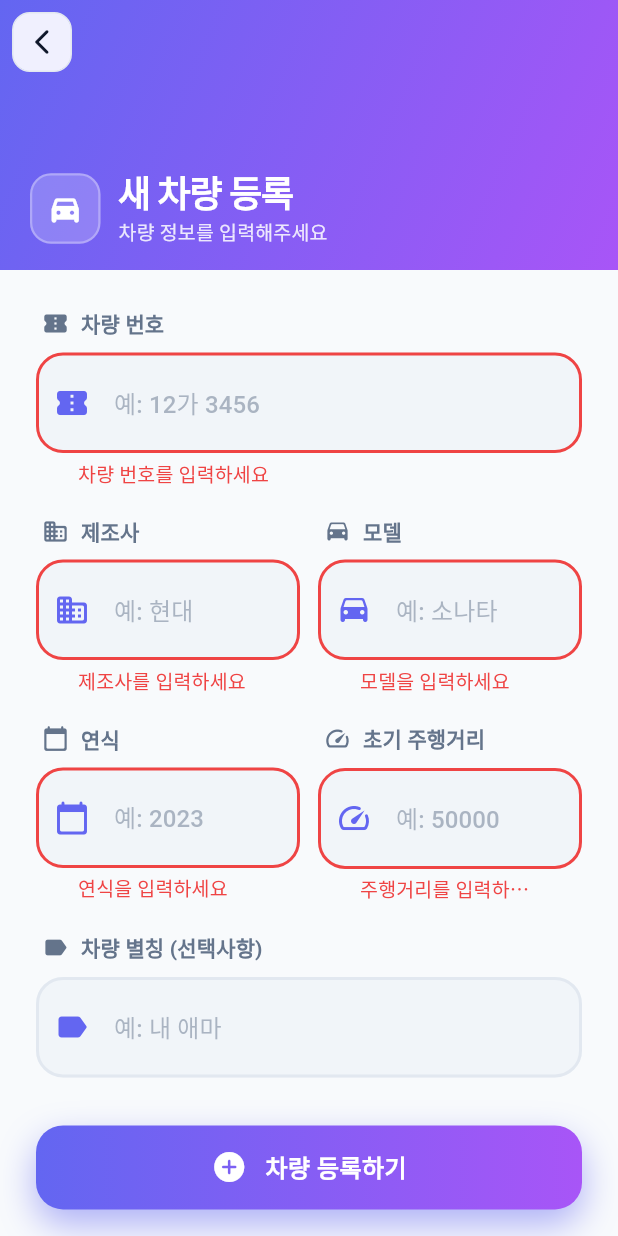
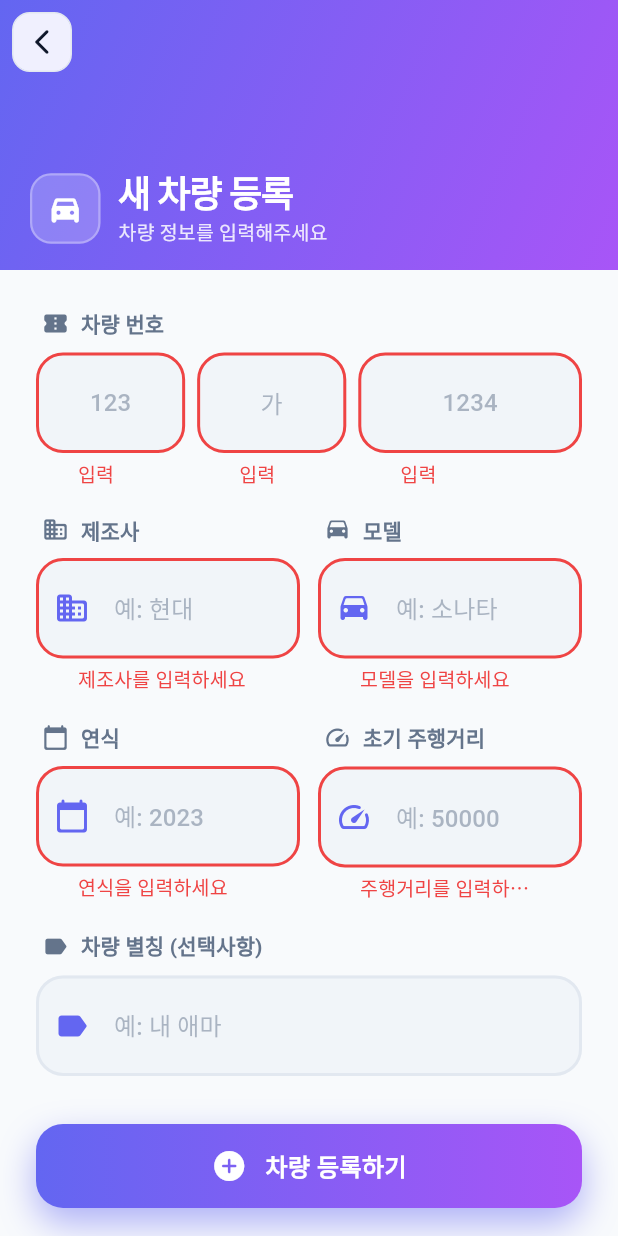
Before and after one commit to SooinDev/DRV-LG, a Flutter app: the VehicleRegisterScreen screen opened directly, after a tap on "차량 등록하기", on a phone screen of 412 x 824 dp. Run offline on Flutter 3.47's test engine with Material 3 defaults, Android fonts, the phone set to English and light mode, and no system bars; our stand-ins replace shared_preferences; accounts and stored records are empty.

Commit message:
번호 입력란 수정

```diff
--- a/frontend/lib/screens/vehicle_register_screen.dart
+++ b/frontend/lib/screens/vehicle_register_screen.dart
@@ -15,7 +15,9 @@ class VehicleRegisterScreen extends StatefulWidget {
 class _VehicleRegisterScreenState extends State<VehicleRegisterScreen>
     with SingleTickerProviderStateMixin {
   final _formKey = GlobalKey<FormState>();
-  final _numberController = TextEditingController();
+  final _numberPart1Controller = TextEditingController();
+  final _numberPart2Controller = TextEditingController();
+  final _numberPart3Controller = TextEditingController();
   final _makerController = TextEditingController();
   final _modelController = TextEditingController();
   final _yearController = TextEditingController();
@@ -36,7 +38,15 @@ class _VehicleRegisterScreenState extends State<VehicleRegisterScreen>
 
     // 수정 모드인 경우 기존 값 설정
     if (widget.vehicle != null) {
-      _numberController.text = widget.vehicle!.number;
+      // 차량 번호 파싱 (예: "37더3816" -> "37", "더", "3816")
+      final number = widget.vehicle!.number;
+      final regExp = RegExp(r'^(\d+)([가-힣]+)(\d+)$');
+      final match = regExp.firstMatch(number);
+      if (match != null) {
+        _numberPart1Controller.text = match.group(1) ?? '';
+        _numberPart2Controller.text = match.group(2) ?? '';
+        _numberPart3Controller.text = match.group(3) ?? '';
+      }
       _makerController.text = widget.vehicle!.maker;
       _modelController.text = widget.vehicle!.model;
       _yearController.text = widget.vehicle!.year.toString();
@@ -47,7 +57,9 @@ class _VehicleRegisterScreenState extends State<VehicleRegisterScreen>
 
   @override
   void dispose() {
-    _numberController.dispose();
+    _numberPart1Controller.dispose();
+    _numberPart2Controller.dispose();
+    _numberPart3Controller.dispose();
     _makerController.dispose();
     _modelController.dispose();
     _yearController.dispose();
@@ -65,7 +77,8 @@ class _VehicleRegisterScreenState extends State<VehicleRegisterScreen>
     try {
       final vehicle = Vehicle(
         vehicleId: widget.vehicle?.vehicleId,
-        number: _numberController.text,
+        number:
+            '${_numberPart1Controller.text}${_numberPart2Controller.text}${_numberPart3Controller.text}',
         maker: _makerController.text,
         model: _modelController.text,
         year: int.parse(_yearController.text),
@@ -85,22 +98,26 @@ class _VehicleRegisterScreenState extends State<VehicleRegisterScreen>
 
       if (mounted) {
         final isDark = Theme.of(context).brightness == Brightness.dark;
-        final message = widget.vehicle != null ? '차량 정보가 수정되었습니다' : '차량이 등록되었습니다';
-        ScaffoldMessenger.of(context).showSnackBar(
-          AppTheme.successSnackBar(message, isDark: isDark),
-        );
+        final message = widget.vehicle != null
+            ? '차량 정보가 수정되었습니다'
+            : '차량이 등록되었습니다';
+        ScaffoldMessenger.of(
+          context,
+        ).showSnackBar(AppTheme.successSnackBar(message, isDark: isDark));
         Navigator.of(context).pop(true);
       }
     } catch (e) {
       if (mounted) {
-        String errorMessage = widget.vehicle != null ? '차량 정보 수정에 실패했습니다.' : '차량 등록에 실패했습니다.';
+        String errorMessage = widget.vehicle != null
+            ? '차량 정보 수정에 실패했습니다.'
+            : '차량 등록에 실패했습니다.';
         if (e.toString().contains('Exception:')) {
           errorMessage = e.toString().replaceAll('Exception: ', '');
         }
         final isDark = Theme.of(context).brightness == Brightness.dark;
-        ScaffoldMessenger.of(context).showSnackBar(
-          AppTheme.errorSnackBar(errorMessage, isDark: isDark),
-        );
+        ScaffoldMessenger.of(
+          context,
+        ).showSnackBar(AppTheme.errorSnackBar(errorMessage, isDark: isDark));
       }
     } finally {
       if (mounted) {
@@ -114,8 +131,9 @@ class _VehicleRegisterScreenState extends State<VehicleRegisterScreen>
     final isDark = Theme.of(context).brightness == Brightness.dark;
 
     return Scaffold(
-      backgroundColor:
-          isDark ? AppTheme.darkBackground : AppTheme.lightBackground,
+      backgroundColor: isDark
+          ? AppTheme.darkBackground
+          : AppTheme.lightBackground,
       body: CustomScrollView(
         physics: const BouncingScrollPhysics(),
         slivers: [
@@ -135,8 +153,7 @@ class _VehicleRegisterScreenState extends State<VehicleRegisterScreen>
                       : Colors.white.withOpacity(0.9),
                   borderRadius: BorderRadius.circular(12),
                   border: Border.all(
-                    color:
-                        isDark ? AppTheme.darkBorder : AppTheme.lightBorder,
+                    color: isDark ? AppTheme.darkBorder : AppTheme.lightBorder,
                     width: 1,
                   ),
                 ),
@@ -185,8 +202,9 @@ class _VehicleRegisterScreenState extends State<VehicleRegisterScreen>
                               ),
                               child: Icon(
                                 Icons.directions_car_filled_rounded,
-                                color:
-                                    isDark ? AppTheme.darkBackground : Colors.white,
+                                color: isDark
+                                    ? AppTheme.darkBackground
+                                    : Colors.white,
                                 size: 24,
                               ),
                             ),
@@ -197,10 +215,13 @@ class _VehicleRegisterScreenState extends State<VehicleRegisterScreen>
                                 mainAxisSize: MainAxisSize.min,
                                 children: [
                                   Text(
-                                    widget.vehicle != null ? '차량 정보 수정' : '새 차량 등록',
+                                    widget.vehicle != null
+                                        ? '차량 정보 수정'
+                                        : '새 차량 등록',
                                     style: TextStyle(
-                                      color:
-                                          isDark ? AppTheme.darkBackground : Colors.white,
+                                      color: isDark
+                                          ? AppTheme.darkBackground
+                                          : Colors.white,
                                       fontSize: 24,
                                       fontWeight: FontWeight.w800,
                                       letterSpacing: -0.8,
@@ -211,9 +232,12 @@ class _VehicleRegisterScreenState extends State<VehicleRegisterScreen>
                                   ),
                                   const SizedBox(height: 2),
                                   Text(
-                                    widget.vehicle != null ? '차량 정보를 수정해주세요' : '차량 정보를 입력해주세요',
+                                    widget.vehicle != null
+                                        ? '차량 정보를 수정해주세요'
+                                        : '차량 정보를 입력해주세요',
                                     style: TextStyle(
-                                      color: (isDark
+                                      color:
+                                          (isDark
                                                   ? AppTheme.darkBackground
                                                   : Colors.white)
                                               .withOpacity(0.85),
@@ -242,13 +266,16 @@ class _VehicleRegisterScreenState extends State<VehicleRegisterScreen>
             child: FadeTransition(
               opacity: _animationController,
               child: SlideTransition(
-                position: Tween<Offset>(
+                position:
+                    Tween<Offset>(
                       begin: const Offset(0, 0.1),
                       end: Offset.zero,
-                ).animate(CurvedAnimation(
+                    ).animate(
+                      CurvedAnimation(
                         parent: _animationController,
                         curve: Curves.easeOut,
-                )),
+                      ),
+                    ),
                 child: Padding(
                   padding: const EdgeInsets.all(24.0),
                   child: Form(
@@ -260,22 +287,64 @@ class _VehicleRegisterScreenState extends State<VehicleRegisterScreen>
                         _buildInputCard(
                           icon: Icons.confirmation_number_rounded,
                           label: '차량 번호',
+                          child: Row(
+                            children: [
+                              Expanded(
+                                flex: 2,
                                 child: TextFormField(
-                            controller: _numberController,
-                            decoration: InputDecoration(
-                              hintText: '예: 12가 3456',
-                              prefixIcon: Icon(
-                                Icons.confirmation_number_rounded,
-                                color: Theme.of(context).colorScheme.primary,
+                                  controller: _numberPart1Controller,
+                                  decoration: const InputDecoration(
+                                    hintText: '123',
                                   ),
-                            ),
+                                  keyboardType: TextInputType.number,
                                   textInputAction: TextInputAction.next,
+                                  textAlign: TextAlign.center,
                                   validator: (value) {
                                     if (value == null || value.isEmpty) {
-                                return '차량 번호를 입력하세요';
+                                      return '입력';
                                     }
                                     return null;
                                   },
+                                ),
+                              ),
+                              const SizedBox(width: 8),
+                              Expanded(
+                                flex: 2,
+                                child: TextFormField(
+                                  controller: _numberPart2Controller,
+                                  decoration: const InputDecoration(
+                                    hintText: '가',
+                                  ),
+                                  textInputAction: TextInputAction.next,
+                                  textAlign: TextAlign.center,
+                                  validator: (value) {
+                                    if (value == null || value.isEmpty) {
+                                      return '입력';
+                                    }
+                                    return null;
+                                  },
+                                ),
+                              ),
+                              const SizedBox(width: 8),
+                              Expanded(
+                                flex: 3,
+                                child: TextFormField(
+                                  controller: _numberPart3Controller,
+                                  decoration: const InputDecoration(
+                                    hintText: '1234',
+                                  ),
+                                  keyboardType: TextInputType.number,
+                                  textInputAction: TextInputAction.next,
+                                  textAlign: TextAlign.center,
+                                  validator: (value) {
+                                    if (value == null || value.isEmpty) {
+                                      return '입력';
+                                    }
+                                    return null;
+                                  },
+                                ),
+                              ),
+                            ],
                           ),
                           isDark: isDark,
                         ),
@@ -294,8 +363,9 @@ class _VehicleRegisterScreenState extends State<VehicleRegisterScreen>
                                     hintText: '예: 현대',
                                     prefixIcon: Icon(
                                       Icons.business_rounded,
-                                      color:
-                                          Theme.of(context).colorScheme.primary,
+                                      color: Theme.of(
+                                        context,
+                                      ).colorScheme.primary,
                                     ),
                                   ),
                                   textInputAction: TextInputAction.next,
@@ -320,8 +390,9 @@ class _VehicleRegisterScreenState extends State<VehicleRegisterScreen>
                                     hintText: '예: 소나타',
                                     prefixIcon: Icon(
                                       Icons.drive_eta_rounded,
-                                      color:
-                                          Theme.of(context).colorScheme.primary,
+                                      color: Theme.of(
+                                        context,
+                                      ).colorScheme.primary,
                                     ),
                                   ),
                                   textInputAction: TextInputAction.next,
@@ -352,8 +423,9 @@ class _VehicleRegisterScreenState extends State<VehicleRegisterScreen>
                                     hintText: '예: 2023',
                                     prefixIcon: Icon(
                                       Icons.calendar_today_rounded,
-                                      color:
-                                          Theme.of(context).colorScheme.primary,
+                                      color: Theme.of(
+                                        context,
+                                      ).colorScheme.primary,
                                     ),
                                   ),
                                   keyboardType: TextInputType.number,
@@ -379,8 +451,9 @@ class _VehicleRegisterScreenState extends State<VehicleRegisterScreen>
                                     hintText: '예: 50000',
                                     prefixIcon: Icon(
                                       Icons.speed_rounded,
-                                      color:
-                                          Theme.of(context).colorScheme.primary,
+                                      color: Theme.of(
+                                        context,
+                                      ).colorScheme.primary,
                                     ),
                                     suffixText: 'km',
                                   ),
@@ -430,16 +503,17 @@ class _VehicleRegisterScreenState extends State<VehicleRegisterScreen>
                               colors: isDark
                                   ? [
                                       AppTheme.darkPrimary,
-                                      AppTheme.darkSecondary
+                                      AppTheme.darkSecondary,
                                     ]
                                   : [
                                       AppTheme.lightPrimary,
-                                      AppTheme.lightSecondary
+                                      AppTheme.lightSecondary,
                                     ],
                             ),
                             boxShadow: [
                               BoxShadow(
-                                color: (isDark
+                                color:
+                                    (isDark
                                             ? AppTheme.darkPrimary
                                             : AppTheme.lightPrimary)
                                         .withOpacity(0.5),
@@ -473,7 +547,9 @@ class _VehicleRegisterScreenState extends State<VehicleRegisterScreen>
                                             MainAxisAlignment.center,
                                         children: [
                                           Icon(
-                                            widget.vehicle != null ? Icons.check_circle_rounded : Icons.add_circle_rounded,
+                                            widget.vehicle != null
+                                                ? Icons.check_circle_rounded
+                                                : Icons.add_circle_rounded,
                                             color: isDark
                                                 ? AppTheme.darkBackground
                                                 : Colors.white,
@@ -481,7 +557,9 @@ class _VehicleRegisterScreenState extends State<VehicleRegisterScreen>
                                           ),
                                           const SizedBox(width: 12),
                                           Text(
-                                            widget.vehicle != null ? '수정 완료' : '차량 등록하기',
+                                            widget.vehicle != null
+                                                ? '수정 완료'
+                                                : '차량 등록하기',
                                             style: TextStyle(
                                               fontSize: 16,
                                               fontWeight: FontWeight.w700,
```
Lines whose indentation alone changed are shown as unchanged.
